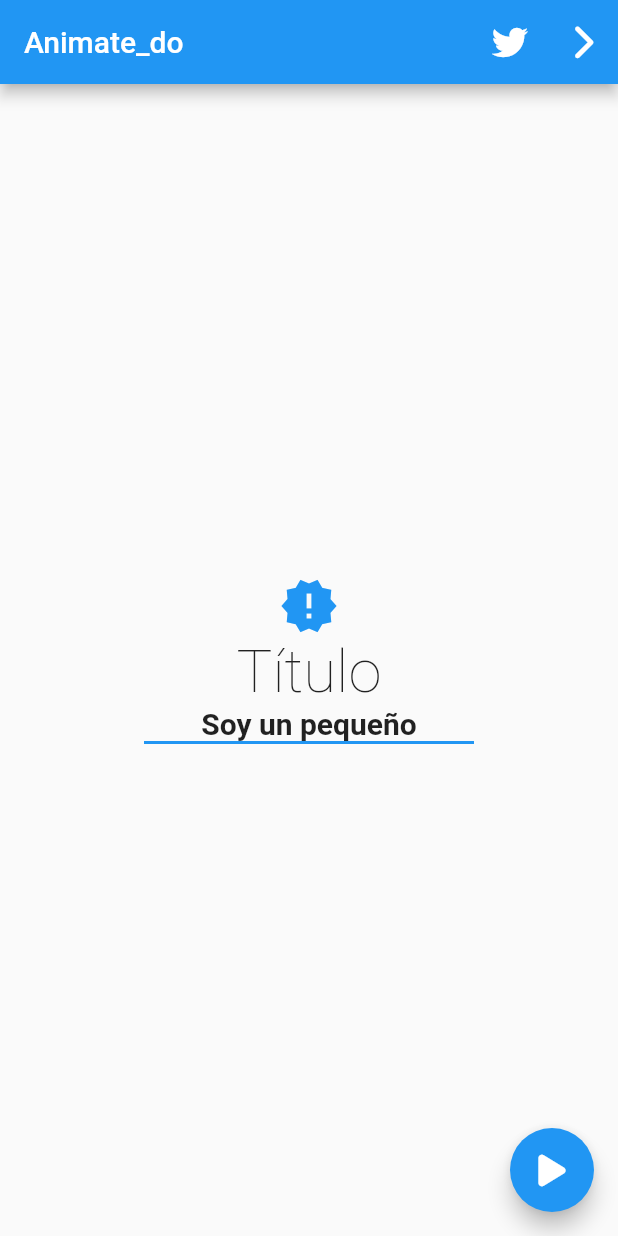
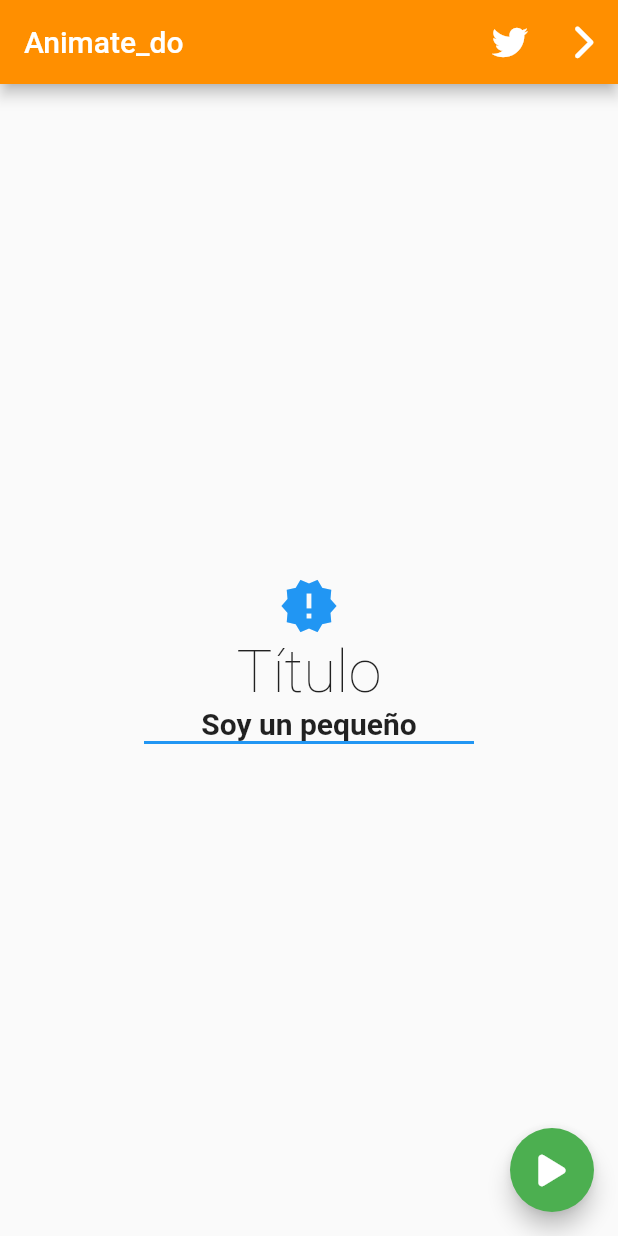
Before and after one commit to Gilmhar/animate_do_app, a Flutter app: the screen it shows after launch, on a phone screen of 412 x 824 dp. Run offline on Flutter 3.47's test engine with Material 2 defaults, Android fonts, the phone set to English and light mode, and no system bars; our stand-ins replace animate_do, font_awesome_flutter.

Commit message:
se le cambiaron los colores del tema a la app main

```diff
--- a/lib/main.dart
+++ b/lib/main.dart
@@ -13,10 +13,16 @@ class MyApp extends StatelessWidget {
 
   @override
   Widget build(BuildContext context) {
-    return const MaterialApp(
+    return MaterialApp(
       debugShowCheckedModeBanner: false,
+      theme: ThemeData(
+        colorScheme: ColorScheme.fromSwatch().copyWith(
+          primary: Colors.amber[800],
+          secondary: Colors.green
+        ),
+      ),
       title: 'Material App',
-      home: Pagina1Page()
+      home:const Pagina1Page()
     );
   }
 }
```
